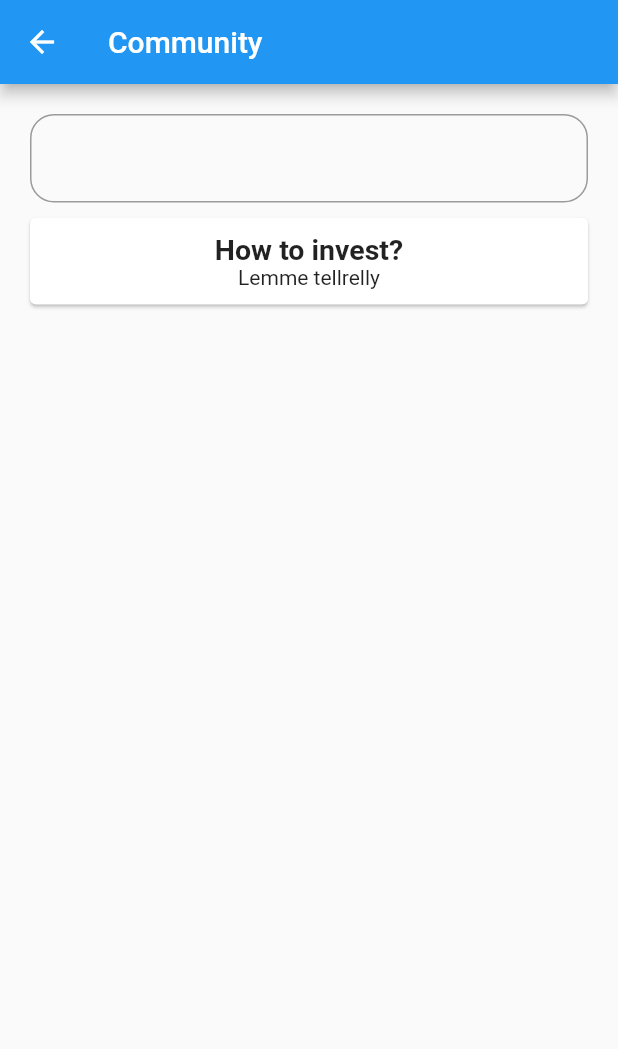
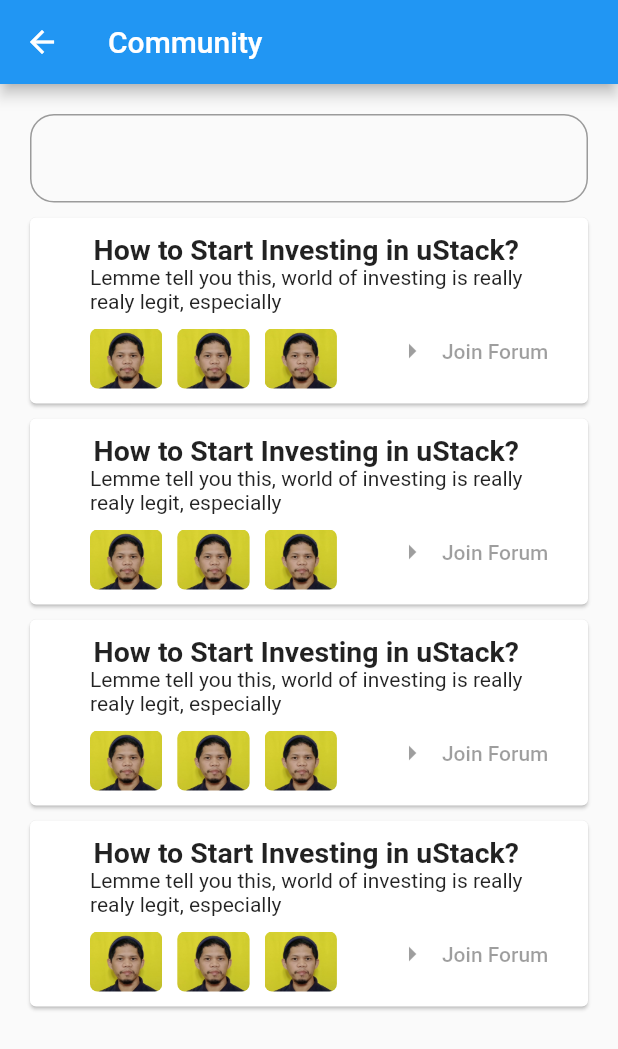
Before and after one commit to fencim/simple_stock_ui, a Flutter app: the screen it shows after launch, after a tap on the "pin invoke" icon, on a phone screen of 412 x 824 dp. Shown: the top 1049 px of the screen. Run offline on Flutter 3.47's test engine with Material 2 defaults, Android fonts, the phone set to English and light mode, and no system bars.

Commit message:
activity 3 touches

```diff
--- /dev/null
+++ b/lib/avatar.dart
@@ -0,0 +1,20 @@
+import 'package:flutter/material.dart';
+
+class Avatar extends StatelessWidget {
+  final Image avatar;
+  final double height;
+  const Avatar({Key? key, required this.avatar, required this.height}) : super(key: key);
+
+  @override
+  Widget build(BuildContext context) {
+    return Container(
+      height: height,
+      margin: const EdgeInsets.only(right: 10, top: 10),
+      alignment: Alignment.topCenter,
+      child: ClipRRect(
+        borderRadius: BorderRadius.circular(5),
+        child: avatar,
+      ),
+    );
+  }
+}
--- a/lib/community.dart
+++ b/lib/community.dart
@@ -1,12 +1,15 @@
 import 'package:flutter/material.dart';
+import 'avatar.dart';
 
 class Community extends StatelessWidget {
+  static const String routeName = "/community";
   const Community({super.key});
   @override
   Widget build(BuildContext context) {
     return Scaffold(
         appBar: AppBar(title: const Text('Community')),
-        body: Column(
+        body: SingleChildScrollView(
+            child: Column(
           children: [
             Container(
               margin: const EdgeInsets.only(left: 20, right: 20, top: 20),
@@ -22,33 +25,78 @@
                 ],
               ),
             ),
-            Row(
+            const Post(),
+            const Post(),
+            const Post(),
+            const Post()
+          ],
+        )));
+  }
+}
+
+class Post extends StatelessWidget {
+  const Post({Key? key}) : super(key: key);
+
+  @override
+  Widget build(BuildContext context) {
+    return Row(
       children: [
         Expanded(
             child: Card(
           margin: const EdgeInsets.only(left: 20, right: 20, top: 10),
           child: Container(
-                    margin: const EdgeInsets.only(left: 20, right: 20, top: 10, bottom: 10),
+            margin:
+                const EdgeInsets.only(left: 20, right: 20, top: 10, bottom: 10),
             child: Column(
               mainAxisAlignment: MainAxisAlignment.spaceBetween,
               children: [
-                        const Text(
-
-                          "How to invest?",
+                Row(
+                  children: [
+                    const SizedBox(
+                      width: 20,
+                    ),
+                    Column(
+                      children: const [
+                        Text(
+                          "How to Start Investing in uStack?",
                           style: TextStyle(
                               fontWeight: FontWeight.bold, fontSize: 19),
                         ),
-                        const Text(
-                          "Lemme tellrelly",
-
+                        Text(
+                          "Lemme tell you this, world of investing is really\nrealy legit, especially",
+                        ),
+                      ],
+                    )
+                  ],
+                ),
+                Row(
+                  children: [
+                    const SizedBox(
+                      width: 20,
+                    ),
+                    Avatar(
+                        avatar: Image.asset('assets/images/profile.png'),
+                        height: 40),
+                    Avatar(
+                        avatar: Image.asset('assets/images/profile.png'),
+                        height: 40),
+                    Avatar(
+                        avatar: Image.asset('assets/images/profile.png'),
+                        height: 40),
+                    const SizedBox(
+                      width: 20,
+                    ),
+                    TextButton.icon(
+                        onPressed: null,
+                        icon: const Icon(Icons.arrow_right),
+                        label: const Text("Join Forum"))
+                  ],
                 )
               ],
             ),
           ),
         ))
       ],
-            )
-          ],
-        ));
+    );
   }
 }
--- a/lib/main.dart
+++ b/lib/main.dart
@@ -21,8 +21,8 @@
       initialRoute: '/',
       routes: {
         '/': (context) => const HomePage(title: 'Flutter Demo Home Page'),
-        '/profile': (context) => const UpdateProfile(),
-        '/community': (context) => const Community()
+        UpdateProfile.routeName: (context) => const UpdateProfile(),
+        Community.routeName: (context) => const Community()
       },
     );
   }
@@ -167,11 +167,11 @@
           Navigator.pushNamed(context, '/')
         }, child: const Icon(Icons.home)),
         TextButton(onPressed: () => {
-          Navigator.pushNamed(context, '/community')
+          Navigator.pushNamed(context, Community.routeName)
         }, child: const Icon(Icons.pin_invoke)),
         TextButton(onPressed: () => {}, child: const Icon(Icons.mail)),
         TextButton(onPressed: () => {
-          Navigator.pushNamed(context, '/profile')
+          Navigator.pushNamed(context, UpdateProfile.routeName)
         }, child: const Icon(Icons.person))
       ]),
     );
--- a/lib/update_profile.dart
+++ b/lib/update_profile.dart
@@ -1,6 +1,8 @@
 import 'package:flutter/material.dart';
+import 'avatar.dart';
 
 class UpdateProfile extends StatelessWidget {
+  static const String routeName = "/profile";
   const UpdateProfile({super.key});
   @override
   Widget build(BuildContext context) {
@@ -8,14 +10,7 @@
       appBar: AppBar(title: const Text('Personal Data')),
         body: Column(
       children: [
-        Container(
-          height: 70,
-          alignment: Alignment.topCenter,
-          child: ClipRRect(
-            borderRadius: BorderRadius.circular(5),
-            child: Image.asset('assets/images/profile.png'),
-          ),
-        ),
+        Avatar(avatar: Image.asset('assets/images/profile.png'), height: 70),
         Container(
           margin: const EdgeInsets.only(left: 10, right: 10),
           child: Column(
```
Lines whose indentation alone changed are shown as unchanged.
